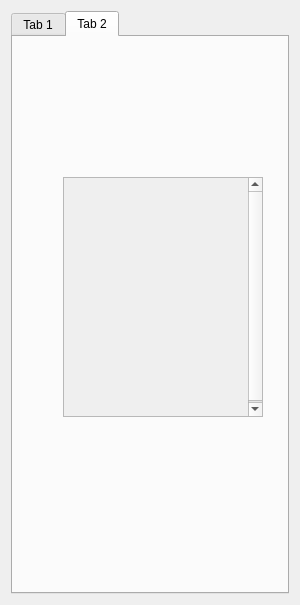
Before: the Qt Designer form widget.ui in BuWH/Pokemon, drawn with Qt 5.
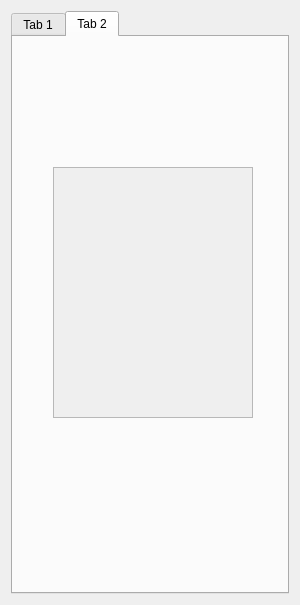
After: the same form once the commit is applied.

```diff
--- a/widget.ui
+++ b/widget.ui
@@ -239,10 +239,10 @@
                      <widget class="QScrollArea" name="scrollArea">
                          <property name="geometry">
                              <rect>
-                                 <x>50</x>
-                                 <y>140</y>
+                                 <x>40</x>
+                                 <y>130</y>
                                  <width>200</width>
-                                 <height>240</height>
+                                 <height>251</height>
                              </rect>
                          </property>
                          <property name="sizePolicy">
@@ -263,7 +263,7 @@
                                      <x>0</x>
                                      <y>0</y>
                                      <width>200</width>
-                                     <height>240</height>
+                                     <height>249</height>
                                  </rect>
                              </property>
                              <layout class="QVBoxLayout" name="verticalLayout_3">
```
Left out of the diff: 3 changed lines with no effect on the pictures.
